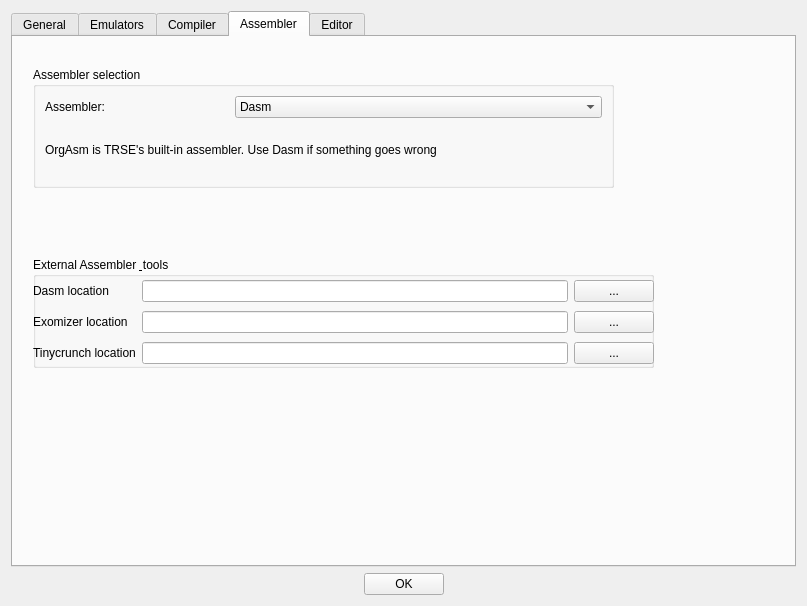
This is source/dialogtrsesettings.ui in leuat/TRSE as Qt 5 draws it before an edit. The edited form follows.
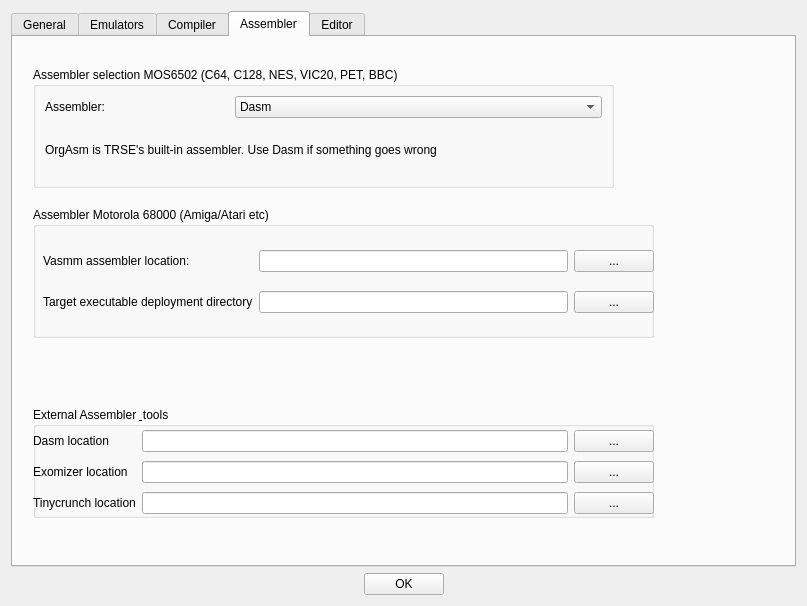
This is the edited form. The open tabs and pages were chosen to show the change.

```diff
--- a/source/dialogtrsesettings.ui
+++ b/source/dialogtrsesettings.ui
@@ -384,7 +384,7 @@
           </rect>
          </property>
          <property name="title">
-          <string>Assembler selection</string>
+          <string>Assembler selection MOS6502 (C64, C128, NES, VIC20, PET, BBC)</string>
          </property>
          <layout class="QGridLayout" name="gridLayout_6">
           <item row="1" column="0">
@@ -429,7 +429,7 @@
          <property name="geometry">
           <rect>
            <x>20</x>
-           <y>220</y>
+           <y>370</y>
            <width>621</width>
            <height>111</height>
           </rect>
@@ -501,6 +501,65 @@
           </layout>
          </widget>
         </widget>
+        <widget class="QGroupBox" name="groupBox_4">
+         <property name="geometry">
+          <rect>
+           <x>20</x>
+           <y>170</y>
+           <width>621</width>
+           <height>131</height>
+          </rect>
+         </property>
+         <property name="title">
+          <string>Assembler Motorola 68000 (Amiga/Atari etc)</string>
+         </property>
+         <widget class="QWidget" name="gridLayoutWidget_5">
+          <property name="geometry">
+           <rect>
+            <x>10</x>
+            <y>30</y>
+            <width>611</width>
+            <height>91</height>
+           </rect>
+          </property>
+          <layout class="QGridLayout" name="gridLayout_9">
+           <item row="0" column="0">
+            <widget class="QLabel" name="label_24">
+             <property name="text">
+              <string>Vasmm assembler location:</string>
+             </property>
+            </widget>
+           </item>
+           <item row="1" column="0">
+            <widget class="QLabel" name="label_25">
+             <property name="text">
+              <string>Target executable deployment directory</string>
+             </property>
+            </widget>
+           </item>
+           <item row="0" column="1">
+            <widget class="QLineEdit" name="leVasmm"/>
+           </item>
+           <item row="0" column="2">
+            <widget class="QPushButton" name="btnVasmm">
+             <property name="text">
+              <string>...</string>
+             </property>
+            </widget>
+           </item>
+           <item row="1" column="2">
+            <widget class="QPushButton" name="btn68kTargetDir">
+             <property name="text">
+              <string>...</string>
+             </property>
+            </widget>
+           </item>
+           <item row="1" column="1">
+            <widget class="QLineEdit" name="le68kTargetDir"/>
+           </item>
+          </layout>
+         </widget>
+        </widget>
        </widget>
        <widget class="QWidget" name="tab_3">
         <attribute name="title">
```
Left out of the diff: 2 changed lines with no effect on the pictures.
